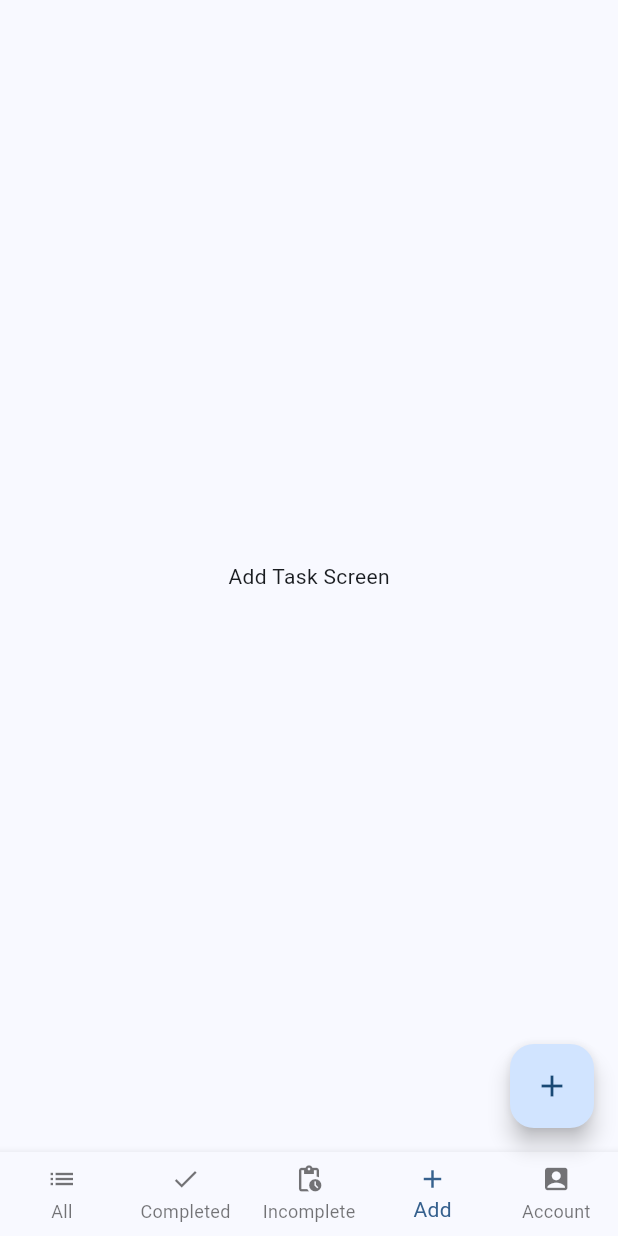
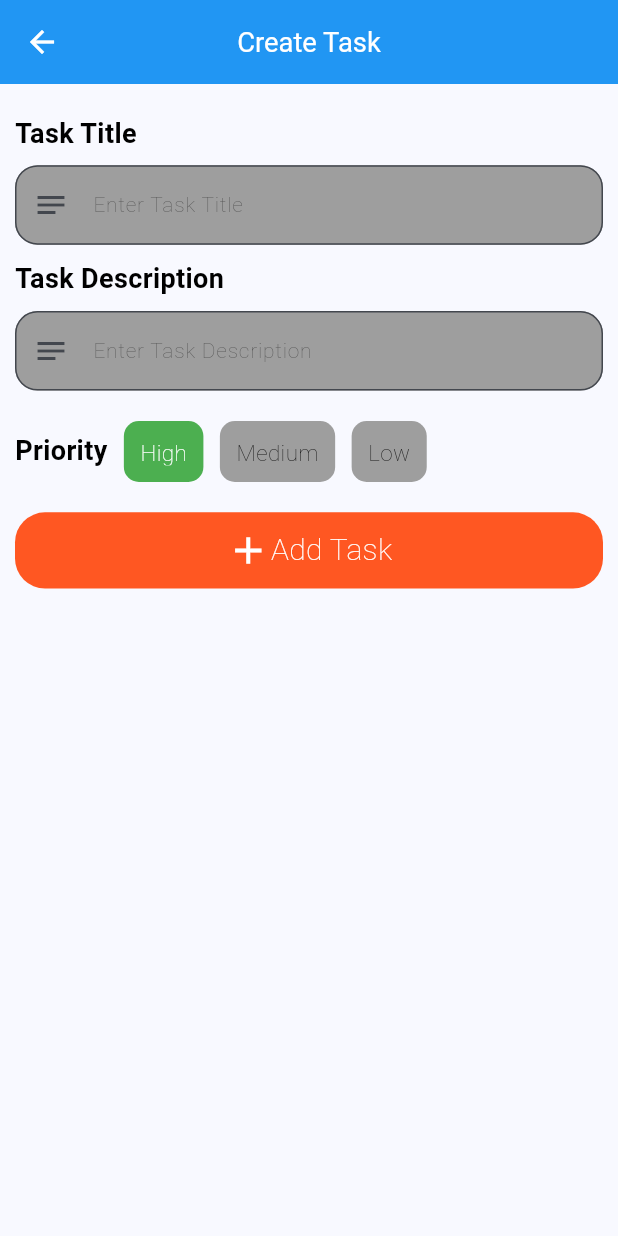
Before and after one commit to Moha2001hassan/todo-riverpod, a Flutter app: the screen it shows once a user with an empty profile is signed in, item 4 of the bottom bar chosen, after a tap on the "add" icon, on a phone screen of 412 x 824 dp. Run offline on Flutter 3.47's test engine with Material 3 defaults, Android fonts, the phone set to English and light mode, and no system bars; our stand-ins replace firebase_auth, firebase_core, flutter_riverpod, font_awesome_flutter, go_router, google_fonts and 1 more; accounts and stored records are empty; generated files the repository leaves out were written again.

Commit message:
adding main screen views and make AddTaskScreen UI

```diff
--- a/lib/core/routes/app_routes.dart
+++ b/lib/core/routes/app_routes.dart
@@ -2,4 +2,5 @@ class AppRoutes {
   static const main = '/main';
   static const signIn = '/signIn';
   static const register = '/register';
+  static const addTask = '/addTask';
 }
--- a/lib/core/routes/routes.dart
+++ b/lib/core/routes/routes.dart
@@ -2,6 +2,7 @@ import 'package:firebase_auth/firebase_auth.dart';
 import 'package:flutter_riverpod/flutter_riverpod.dart';
 import 'package:go_router/go_router.dart';
 import 'package:riverpod_annotation/riverpod_annotation.dart';
+import 'package:todo_riverpod/features/task_management/presentation/screens/add_task_screen.dart';
 
 import '../../features/auth/presentation/screens/signin_screen.dart';
 import '../../features/task_management/presentation/screens/main_screen.dart';
@@ -11,7 +12,7 @@ import 'go_router_refresh_stream.dart';
 
 part 'routes.g.dart';
 
-enum AppRouter { home, signIn, register }
+enum AppRouter { home, signIn, register , addTask}
 
 final firebaseAuthProvider = Provider<FirebaseAuth>((ref) {
   return FirebaseAuth.instance;
@@ -53,6 +54,11 @@ GoRouter goRouter(Ref ref) {
         name: AppRouter.register.name,
         builder: (context, state) => const RegisterScreen(),
       ),
+      GoRoute(
+        path: AppRoutes.addTask,
+        name: AppRouter.addTask.name,
+        builder: (context, state) => const AddTaskScreen(),
+      ),
     ],
   );
 }
--- a/lib/features/task_management/presentation/screens/add_task_screen.dart
+++ b/lib/features/task_management/presentation/screens/add_task_screen.dart
@@ -1,13 +1,135 @@
 import 'package:flutter/material.dart';
 import 'package:flutter_riverpod/flutter_riverpod.dart';
+import 'package:todo_riverpod/features/task_management/presentation/widgets/title_description.dart';
 
-class AddTaskScreen extends ConsumerWidget {
+import '../../../../utils/size_config.dart';
+import '../../../../utils/styles.dart';
+
+class AddTaskScreen extends ConsumerStatefulWidget {
   const AddTaskScreen({super.key});
 
   @override
-  Widget build(BuildContext context, WidgetRef ref) {
+  ConsumerState<AddTaskScreen> createState() => _AddTaskScreenState();
+}
+
+class _AddTaskScreenState extends ConsumerState<AddTaskScreen> {
+  final _titleController = TextEditingController();
+  final _descriptionController = TextEditingController();
+
+  List<String> priorities = ['High', 'Medium', 'Low'];
+  int selectedPriority = 0;
+
+  @override
+  Widget build(BuildContext context) {
+    SizeConfig.init(context);
     return Scaffold(
-      body: const Center(child: Text('Add Task Screen')),
+      appBar: AppBar(
+        title: Text(
+          'Create Task',
+          style: AppStyles.titleTextStyle.copyWith(color: Colors.white),
+        ),
+      ),
+      body: Padding(
+        padding: const EdgeInsets.symmetric(vertical: 20, horizontal: 10),
+        child: Column(
+          children: [
+            TitleDescription(
+              title: 'Task Title',
+              controller: _titleController,
+              maxLines: 1,
+              prefixIcon: Icons.notes,
+              hintText: 'Enter Task Title',
+            ),
+            SizedBox(height: SizeConfig.getProportionateHeight(10)),
+            TitleDescription(
+              title: 'Task Description',
+              controller: _descriptionController,
+              // maxLines: 3,
+              prefixIcon: Icons.notes,
+              hintText: 'Enter Task Description',
+            ),
+            SizedBox(height: SizeConfig.getProportionateHeight(20)),
+            Row(
+              children: [
+                Text(
+                  'Priority',
+                  style: AppStyles.headingTextStyle.copyWith(fontSize: 18),
+                ),
+                Expanded(
+                  child: SizedBox(
+                    height: SizeConfig.getProportionateHeight(40),
+                    child: ListView.builder(
+                      itemCount: priorities.length,
+                      scrollDirection: Axis.horizontal,
+                      itemBuilder: (context, index) {
+                        final priority = priorities[index];
+                        return GestureDetector(
+                          onTap: () {
+                            setState(() {
+                              selectedPriority = index;
+                            });
+                          },
+                          child: Container(
+                            margin: EdgeInsets.only(
+                              left: SizeConfig.getProportionateWidth(10),
+                            ),
+                            padding: EdgeInsets.all(
+                              SizeConfig.getProportionateWidth(10),
+                            ),
+                            alignment: Alignment.center,
+                            decoration: BoxDecoration(
+                              color: selectedPriority == index
+                                  ? Colors.green
+                                  : Colors.grey,
+                              borderRadius: BorderRadius.circular(10),
+                            ),
+                            child: Text(
+                              priority,
+                              style: AppStyles.normalTextStyle.copyWith(
+                                fontSize: 15,
+                                color: selectedPriority == index
+                                    ? Colors.white
+                                    : Colors.black,
+                              ),
+                            ),
+                          ),
+                        );
+                      },
+                    ),
+                  ),
+                ),
+              ],
+            ),
+            SizedBox(height: SizeConfig.getProportionateHeight(20)),
+            Material(
+              color: Colors.deepOrange,
+              borderRadius: BorderRadius.circular(20),
+              child: InkWell(
+                onTap: () {},
+                borderRadius: BorderRadius.circular(20),
+                child: Container(
+                  alignment: Alignment.center,
+                  height: SizeConfig.getProportionateHeight(50),
+                  width: SizeConfig.screenWidth,
+                  child: Row(
+                    mainAxisAlignment: MainAxisAlignment.center,
+                    children: [
+                      Icon(Icons.add, color: Colors.white, size: 30),
+                      Text(
+                        'Add Task',
+                        style: AppStyles.normalTextStyle.copyWith(
+                          fontSize: 20,
+                          color: Colors.white,
+                        ),
+                      ),
+                    ],
+                  ),
+                ),
+              ),
+            ),
+          ],
+        ),
+      ),
     );
   }
 }
--- a/lib/features/task_management/presentation/screens/main_screen.dart
+++ b/lib/features/task_management/presentation/screens/main_screen.dart
@@ -1,6 +1,8 @@
 import 'package:flutter/material.dart';
+import 'package:go_router/go_router.dart';
+import '../../../../core/routes/routes.dart';
+import '../../../../utils/styles.dart';
 import '../../../auth/presentation/screens/account_screen.dart';
-import 'add_task_screen.dart';
 import 'all_tasks_screen.dart';
 import 'completed_tasks_screen.dart';
 import 'incomplete_tasks_screen.dart';
@@ -19,13 +21,19 @@ class _MainScreenState extends State<MainScreen>
 
   @override
   void initState() {
-    _tabController = TabController(length: 5, vsync: this);
     super.initState();
+    _tabController = TabController(length: 4, vsync: this);
+    _tabController.addListener(() {
+      if (_tabController.indexIsChanging == false) {
+        setState(() {
+          currentIndex = _tabController.index;
+        });
+      }
+    });
   }
 
   @override
   Widget build(BuildContext context) {
-    _tabController.index = currentIndex;
     return Scaffold(
       body: TabBarView(
         controller: _tabController,
@@ -33,34 +41,48 @@ class _MainScreenState extends State<MainScreen>
           AllTasksScreen(),
           CompletedTasksScreen(),
           IncompleteTasksScreen(),
-          AddTaskScreen(),
           AccountScreen(),
         ],
       ),
       bottomNavigationBar: BottomNavigationBar(
+        backgroundColor: Colors.blue,
         currentIndex: currentIndex,
+        selectedItemColor: Colors.white,
         iconSize: 20,
         elevation: 5,
+        selectedFontSize: 15,
         type: BottomNavigationBarType.fixed,
+        selectedLabelStyle: AppStyles.normalTextStyle.copyWith(
+          fontWeight: FontWeight.bold,
+          fontSize: 14,
+        ),
+        unselectedLabelStyle: AppStyles.normalTextStyle.copyWith(fontSize: 12),
         onTap: (index) {
-          setState(() => currentIndex = index);
+          setState(() {
+            currentIndex = index;
+            _tabController.animateTo(index);
+          });
         },
         items: const [
           BottomNavigationBarItem(icon: Icon(Icons.list), label: 'All'),
-          BottomNavigationBarItem(icon: Icon(Icons.done), label: 'Completed'),
+          BottomNavigationBarItem(
+            icon: Icon(Icons.done_outline),
+            label: 'Completed',
+          ),
           BottomNavigationBarItem(
             icon: Icon(Icons.pending_actions),
             label: 'Incomplete',
           ),
-          BottomNavigationBarItem(icon: Icon(Icons.add), label: 'Add'),
           BottomNavigationBarItem(
-            icon: Icon(Icons.account_box),
+            icon: Icon(Icons.account_circle),
             label: 'Account',
           ),
         ],
       ),
       floatingActionButton: FloatingActionButton(
-        onPressed: () {},
+        onPressed: () {
+          context.pushNamed(AppRouter.addTask.name);
+        },
         child: const Icon(Icons.add),
       ),
     );
--- /dev/null
+++ b/lib/features/task_management/presentation/widgets/title_description.dart
@@ -0,0 +1,52 @@
+import 'package:flutter/material.dart';
+
+import '../../../../utils/size_config.dart';
+import '../../../../utils/styles.dart';
+
+class TitleDescription extends StatelessWidget {
+  const TitleDescription({
+    super.key,
+    required this.title,
+    required this.prefixIcon,
+    required this.hintText,
+    this.maxLines,
+    required this.controller,
+  });
+
+  final String title;
+  final IconData prefixIcon;
+  final String hintText;
+  final int? maxLines;
+  final TextEditingController controller;
+
+  @override
+  Widget build(BuildContext context) {
+    SizeConfig.init(context);
+    return Column(
+      crossAxisAlignment: CrossAxisAlignment.start,
+      children: [
+        Text(title, style: AppStyles.headingTextStyle.copyWith(fontSize: 18)),
+        SizedBox(height: SizeConfig.getProportionateHeight(8)),
+        TextFormField(
+          controller: controller,
+          maxLines: maxLines,
+          style: AppStyles.normalTextStyle.copyWith(
+            color: Colors.black,
+            fontSize: 14,
+          ),
+          decoration: InputDecoration(
+            border: OutlineInputBorder(borderRadius: BorderRadius.circular(15)),
+            hintText: hintText,
+            hintStyle: AppStyles.normalTextStyle.copyWith(
+              color: Colors.black54,
+              fontSize: 14,
+            ),
+            prefixIcon: Icon(prefixIcon),
+            filled: true,
+            fillColor: Colors.grey,
+          ),
+        ),
+      ],
+    );
+  }
+}
```
